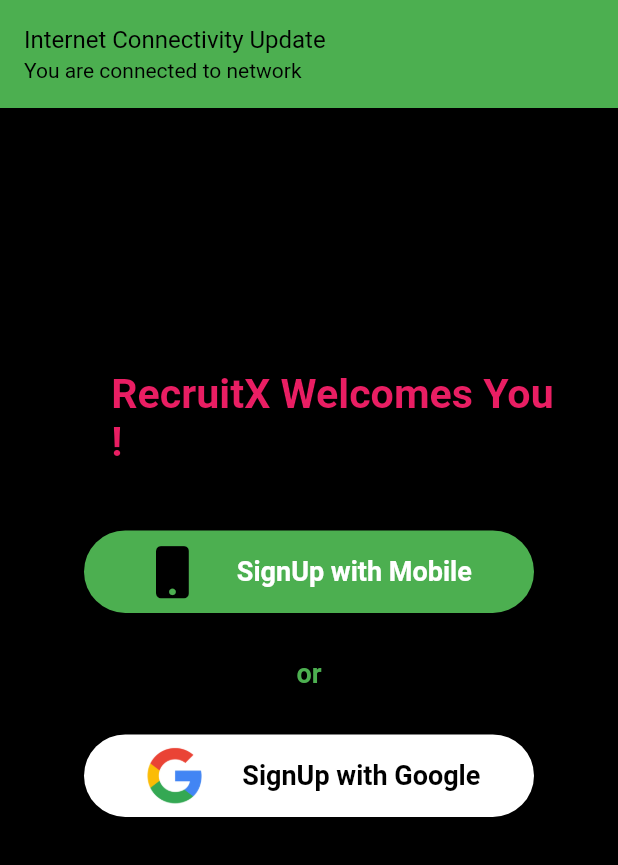
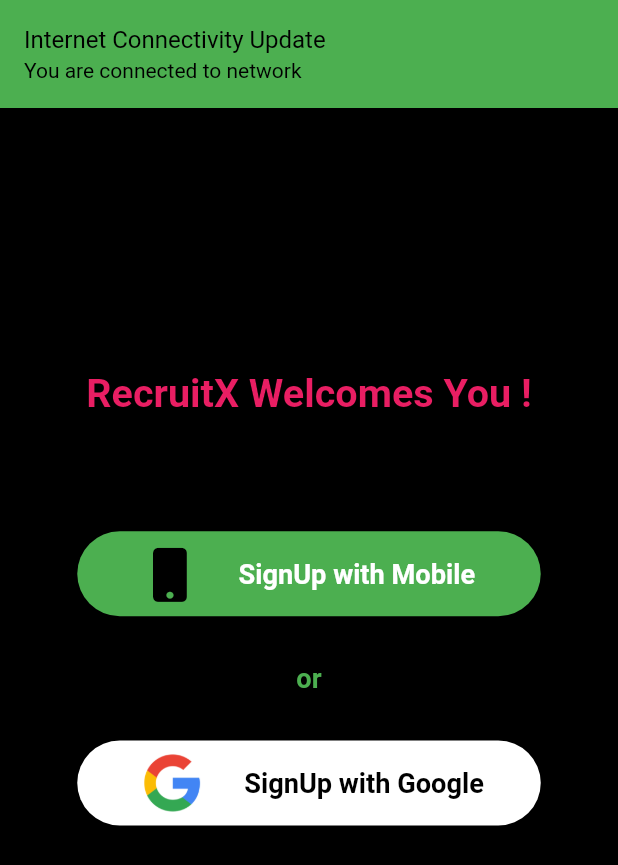
Before and after one commit to SanskarModi22/RecruitX, a Flutter app: the screen it shows after launch, after a tap on "Employer", after a tap on "Employee", on a phone screen of 412 x 824 dp. Shown: the top 865 px of the screen. Run offline on Flutter 3.47's test engine with Material 2 defaults, Android fonts, the phone set to English and light mode, and no system bars; drawn by our look-alikes of animated_text_kit, overlay_support; our stand-ins replace cloud_firestore, connectivity_plus, firebase_auth, firebase_core, firebase_storage, flutter_local_notifications and 9 more; missing offline and left inert: dart:ffi, random_color, twilio_flutter; accounts and stored records are empty.

Commit message:
Employee Font Size refractored

```diff
--- a/lib/Employee/Auth/login_employee.dart
+++ b/lib/Employee/Auth/login_employee.dart
@@ -72,9 +72,9 @@ class _LoginEmpState extends State<LoginEmp> {
               ),
               Padding(
                 padding: EdgeInsets.fromLTRB(
-                  18.w,
+                  5.w,
                   10.h,
-                  10.w,
+                  5.w,
                   0,
                 ),
                 child: Container(
@@ -86,9 +86,12 @@ class _LoginEmpState extends State<LoginEmp> {
                         'RecruitX Welcomes You !',
                         textStyle: TextStyle(
                           color: Colors.pink,
-                          fontSize: 20.sp,
+                          fontSize: 6.4.w,
                           fontWeight: FontWeight.bold,
+
                         ),
+                        textAlign: TextAlign.center
+
                       ),
                     ],
                     isRepeatingAnimation: true,
@@ -108,11 +111,11 @@ class _LoginEmpState extends State<LoginEmp> {
                       child: Column(
                         children: [
                           SizedBox(
-                            height: 20,
+                            height: 2.5.h,
                           ),
                           Container(
-                            height: 55,
-                            width: 300,
+                            height: 6.875.h,
+                            width: 75.w,
                             child: ElevatedButton(
                               style: ButtonStyle(
                                   backgroundColor: MaterialStateProperty.all(
@@ -139,13 +142,13 @@ class _LoginEmpState extends State<LoginEmp> {
                                 children: [
                                   Icon(
                                     FontAwesomeIcons.mobile,
-                                    size: 35,
+                                    size: 8.75.w,
                                   ),
                                   Text(
                                     widget.isEmployee?"LogIn with Mobile":"SignUp with Mobile",
                                     style: TextStyle(
                                       color: Colors.white,
-                                      fontSize: 18,
+                                      fontSize: 4.4.w,
                                       fontWeight: FontWeight.bold,
                                     ),
                                   )
@@ -154,22 +157,22 @@ class _LoginEmpState extends State<LoginEmp> {
                             ),
                           ),
                           SizedBox(
-                            height: 30,
+                            height: 3.75.h,
                           ),
                           Text(
                             "or",
                             style: TextStyle(
                               color: Colors.green,
-                              fontSize: 18,
+                              fontSize: 4.4.w,
                               fontWeight: FontWeight.w700,
                             ),
                           ),
                           SizedBox(
-                            height: 30,
+                            height: 3.75.h,
                           ),
                           Container(
-                            height: 55,
-                            width: 300,
+                            height: 6.875.h,
+                            width: 75.w,
                             child: ElevatedButton(
                               style: ButtonStyle(
                                   backgroundColor: MaterialStateProperty.all(
@@ -195,14 +198,14 @@ class _LoginEmpState extends State<LoginEmp> {
                                 children: [
                                   Image.asset(
                                     "assets/images/google-icon.png",
-                                    width: 50,
-                                    height: 40,
+                                    width: 12.5.w,
+                                    height: 5.h,
                                   ),
                                   Text(
                                     widget.isEmployee?"LogIn with Google":"SignUp with Google",
                                     style: TextStyle(
                                       color: Colors.black,
-                                      fontSize: 18,
+                                      fontSize: 4.4.w,
                                       fontWeight: FontWeight.bold,
                                     ),
                                   )
--- a/lib/Employee/Home/employee_Custom_Search.dart
+++ b/lib/Employee/Home/employee_Custom_Search.dart
@@ -119,7 +119,7 @@ class _EmployeeCustomSearchState extends State<EmployeeCustomSearch> {
               ),
               contentPadding: EdgeInsets.all(1.2.h),
               hintText: "driver,waiter,maid,etc",
-              hintStyle: TextStyle(color: Colors.grey[600], fontSize: 13.sp),
+              hintStyle: TextStyle(color: Colors.grey[600], fontSize: 4.2.w),
             ),
           ),
         ),
--- a/lib/Employee/Home/employee_searchBar.dart
+++ b/lib/Employee/Home/employee_searchBar.dart
@@ -90,7 +90,7 @@ class _EmployeeSearchBarState extends State<EmployeeSearchBar>
                         child: AnimatedBuilder(
                           child: Icon(
                             Icons.mic,
-                            size: 17.sp,
+                            size: 5.5.w,
                             color: Colors.blue[900],
                           ),
                           builder: (context, widget) {
@@ -125,7 +125,7 @@ class _EmployeeSearchBarState extends State<EmployeeSearchBar>
                           labelText: 'Shop Name..',
                           labelStyle: TextStyle(
                             color: Color(0xff5B5B5B),
-                            fontSize: 13.sp,
+                            fontSize: 4.2.w,
                             fontWeight: FontWeight.w500,
                           ),
                           alignLabelWithHint: true,
@@ -142,7 +142,7 @@ class _EmployeeSearchBarState extends State<EmployeeSearchBar>
                     color: Colors.white,
                     borderRadius: BorderRadius.circular(30.0),
                     child: IconButton(
-                      splashRadius: 19.0,
+                      splashRadius: 4.75.w,
                       icon: Icon(Icons.search, size: 20.0,color: Colors.blue[900],),
                       onPressed: () {
                         setState(
--- a/lib/Employer/Auth/login_employer.dart
+++ b/lib/Employer/Auth/login_employer.dart
@@ -74,9 +74,9 @@ class _LoginEmployerState extends State<LoginEmployer> {
               ),
               Padding(
                 padding: EdgeInsets.fromLTRB(
-                  18.w,
+                  5.w,
                   10.h,
-                  10.w,
+                  5.w,
                   0,
                 ),
                 child: Container(
@@ -88,9 +88,10 @@ class _LoginEmployerState extends State<LoginEmployer> {
                         'RecruitX Welcomes You !',
                         textStyle: TextStyle(
                           color: Colors.pink,
-                          fontSize: 20.sp,
+                          fontSize: 6.4.w,
                           fontWeight: FontWeight.bold,
                         ),
+                          textAlign: TextAlign.center
                       ),
                     ],
                     isRepeatingAnimation: true,
@@ -144,13 +145,13 @@ class _LoginEmployerState extends State<LoginEmployer> {
                                 children: [
                                   Icon(
                                     FontAwesomeIcons.mobile,
-                                    size: 27.sp,
+                                    size: 8.7.w,
                                   ),
                                   Text(
                                     widget.isEmployer?"LogIn with Mobile":"SignUp with Mobile",
                                     style: TextStyle(
                                       color: Colors.white,
-                                      fontSize: 13.8.sp,
+                                      fontSize: 4.4.w,
                                       fontWeight: FontWeight.bold,
                                     ),
                                   )
@@ -165,7 +166,7 @@ class _LoginEmployerState extends State<LoginEmployer> {
                             "or",
                             style: TextStyle(
                               color: Colors.green,
-                              fontSize: 13.8.sp,
+                              fontSize: 4.4.w,
                               fontWeight: FontWeight.w700,
                             ),
                           ),
@@ -219,7 +220,7 @@ class _LoginEmployerState extends State<LoginEmployer> {
                                     widget.isEmployer?"LogIn with Google":"SignUp with Google",
                                     style: TextStyle(
                                       color: Colors.black,
-                                      fontSize: 13.8.sp,
+                                      fontSize: 4.4.w,
                                       fontWeight: FontWeight.bold,
                                     ),
                                   )
--- a/lib/Shared/base.dart
+++ b/lib/Shared/base.dart
@@ -64,21 +64,21 @@ class _BaseState extends State<Base> {
           alignment: Alignment.center,
           child: Center(
             child: Padding(
-              padding: const EdgeInsets.only(top: 100),
+              padding:  EdgeInsets.only(top: 25.h),
               child: Column(
                 children: [
                   FittedBox(
                     child: Text(
                       "Who Are You?",
-                      style: GoogleFonts.andada(
-                        fontSize: 42.3.sp,
+                      style: GoogleFonts.scheherazade(
+                        fontSize: 13.w,
                         fontWeight: FontWeight.bold,
                         color: Colors.green,
                       ),
                     ),
                   ),
                   SizedBox(
-                    height: 15.h,
+                    height: 5.h,
                   ),
                   Row(
                     mainAxisAlignment: MainAxisAlignment.spaceEvenly,
@@ -87,7 +87,7 @@ class _BaseState extends State<Base> {
                         child: Column(
                           children: [
                             CircleAvatar(
-                              radius: 29.2.sp,
+                              radius: 9.49.w,
                               child: CircleAvatar(
                                 backgroundColor: Colors.amber,
                                 radius: 26.9.sp,
@@ -124,24 +124,25 @@ class _BaseState extends State<Base> {
                               child: Text(
                                 'Employer',
                                 style: GoogleFonts.scheherazade(
-                                  fontSize: 23.sp,
+                                  fontSize: 7.w,
+                                  color: Colors.white,
+
                                 ),
                               ),
                             ),
                           ],
                         ),
                       ),
-                      SizedBox(
-                        width: 12.5.w,
-                      ),
+                      Text("Or",style: TextStyle(color: Colors.green,fontWeight: FontWeight.bold,fontSize: 5.w),),
+
                       Container(
                         child: Column(
                           children: [
                             CircleAvatar(
-                              radius: 29.2.sp,
+                              radius: 9.49.w,
                               child: CircleAvatar(
                                   backgroundColor: Colors.amber,
-                                  radius: 27.sp,
+                                  radius: 8.7.w,
                                   backgroundImage:
                                       AssetImage('assets/images/employee.png')),
                             ),
@@ -173,7 +174,9 @@ class _BaseState extends State<Base> {
                               child: Text(
                                 'Employee',
                                 style: GoogleFonts.scheherazade(
-                                  fontSize: 23.sp,
+                                  fontSize: 7.w,
+                                    color: Colors.white,
+
                                 ),
                               ),
                             ),
--- a/lib/Splash/splash_screen.dart
+++ b/lib/Splash/splash_screen.dart
@@ -34,15 +34,17 @@ class _SplashScreenState extends State<SplashScreen> {
       body: Center(
         child: Container(
           width: 100.w,
+          child: FittedBox(
             child: TextLiquidFill(
               text: 'RecruitX',
               waveColor: Colors.blueAccent,
               // boxBackgroundColor: Colors.redAccent,
               textStyle: TextStyle(
-              fontSize: 61.5.sp,
+                fontSize: 19.w,
                 fontWeight: FontWeight.bold,
               ),
-            boxHeight: 37.5.h,
+              // boxHeight: 37.5.h,
+            ),
           ),
         ),
       ),
```
Also changed, not shown: lib/Employee/Home/Job-Details/job_list.dart (+32 -15 lines), lib/Employee/Home/employee_cards.dart (+5 -3 lines), lib/Employee/Home/employee_home.dart (+6 -6 lines), lib/Employee/Home/employee_pref.dart (+4 -4 lines), lib/Employee/Home/job_options.dart (+8 -6 lines). Lines whose indentation alone changed are shown as unchanged.
